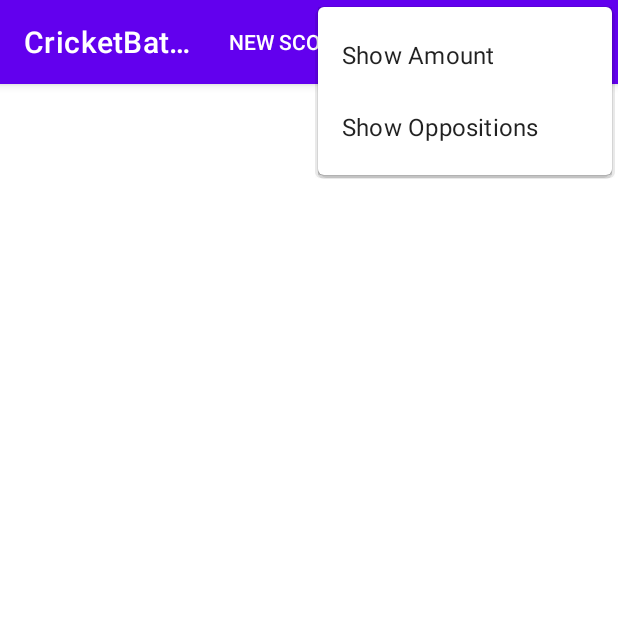
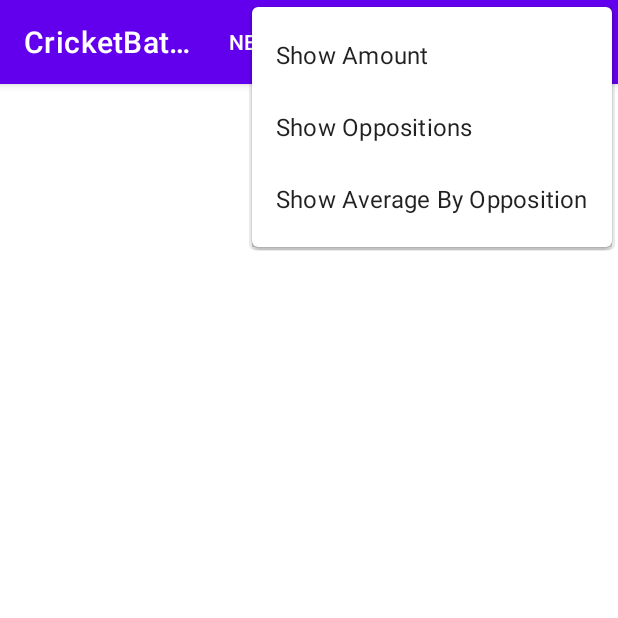
Before and after one commit to vpritamani/finalprojectbattingaverage, an Android app: the screen it shows after launch (ScoreListActivity), with the options menu open, on a phone screen of 412 x 824 dp, the top half of it. Run offline under Robolectric (Android 15) with nearby library versions, the phone set to English and light mode, and no system bars.

Commit message:
Completed Adding Oppositions - In this specific commit, I added a showaveragebyopposition button

```diff
--- a/app/src/main/java/com/example/finalprojectbattingaverage/ScoreList.java
+++ b/app/src/main/java/com/example/finalprojectbattingaverage/ScoreList.java
@@ -21,7 +21,7 @@ public class ScoreList {
         return sScoreList;
     }
 
-    private ScoreList(Context context) {
+    public ScoreList(Context context) {
         mScores = new LinkedHashMap<>();
     }
 
--- a/app/src/main/res/menu/fragment_score_list.xml
+++ b/app/src/main/res/menu/fragment_score_list.xml
@@ -22,4 +22,9 @@
         android:title="Show Oppositions"
         app:showAsAction="ifRoom"/>
 
+    <item
+        android:id="@+id/show_average_by_opposition"
+        android:title="Show Average By Opposition"
+        app:showAsAction="ifRoom"/>
+
 </menu>
```
Also changed, not shown: app/src/main/java/com/example/finalprojectbattingaverage/ScoreListFragment.java (+45 -10 lines).
